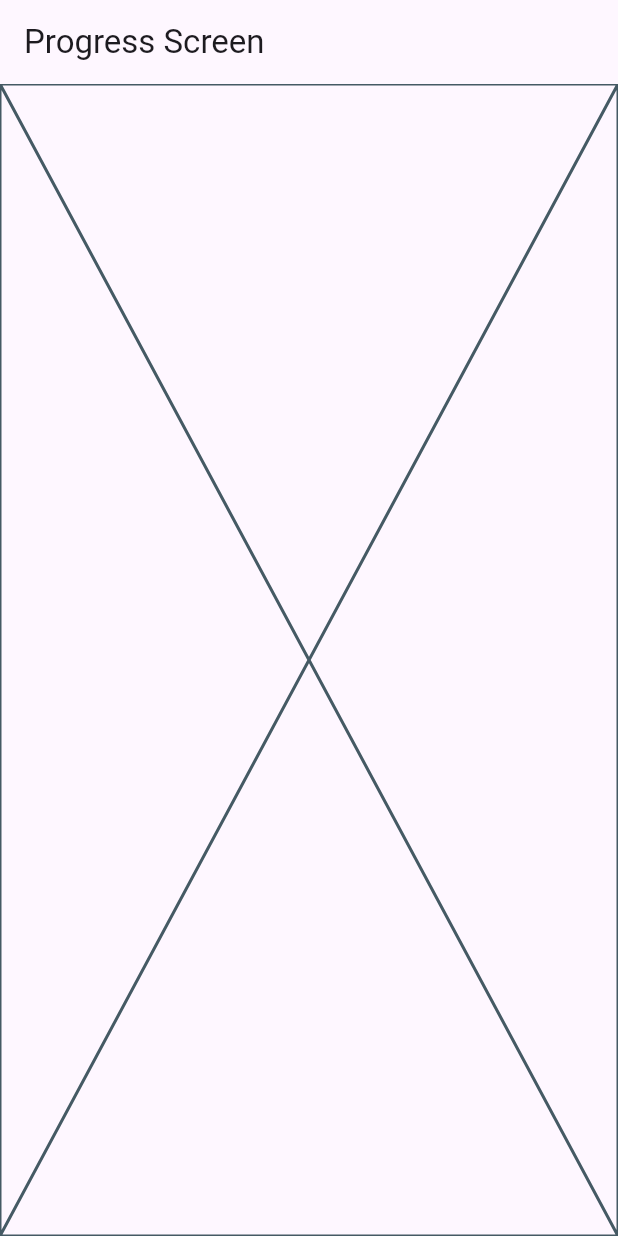
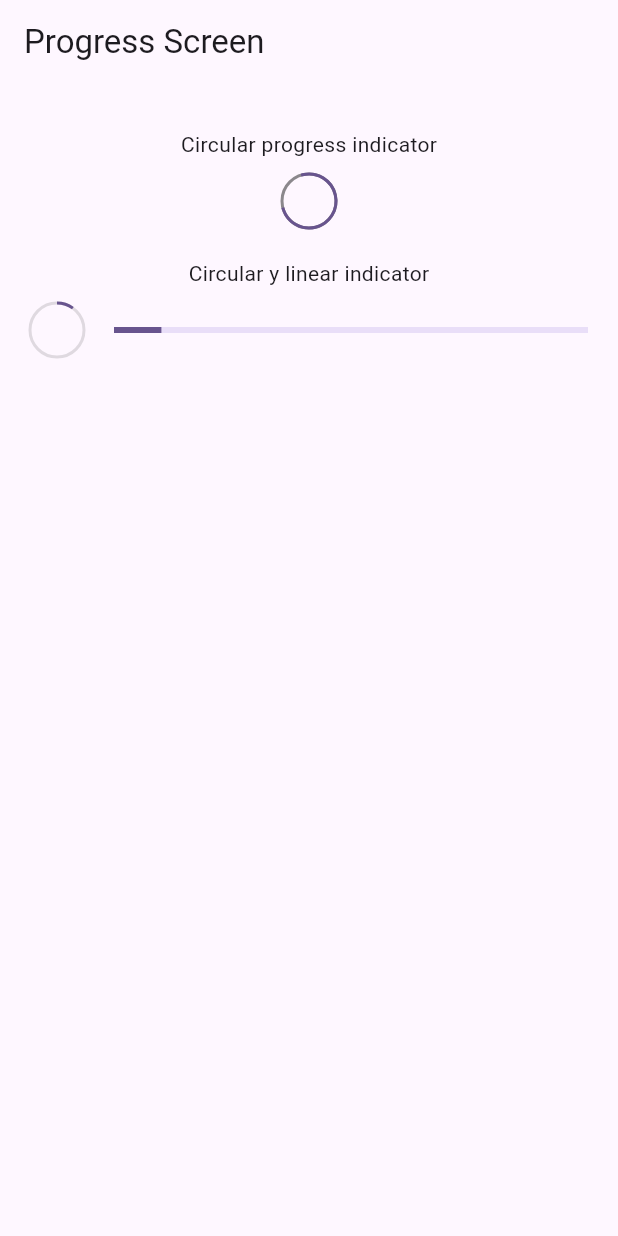
Before and after one commit to Daniriatu/catalogo_widgets, a Flutter app: the ProgressScreen screen opened by its route, on a phone screen of 412 x 824 dp. Run offline on Flutter 3.47's test engine with Material 2 defaults, Android fonts, the phone set to English and light mode, and no system bars; our stand-ins replace go_router.

Commit message:
progressScreen

```diff
--- a/lib/screen/progress/progress_screen.dart
+++ b/lib/screen/progress/progress_screen.dart
@@ -10,7 +10,65 @@ class ProgressScreen extends StatelessWidget {
       appBar: AppBar(
         title: const Text("Progress Screen"),
       ),
-      body: Placeholder(),
+      body: _ProgressView(),
     );
   }
 }
+
+class _ProgressView extends StatelessWidget {
+  const _ProgressView({
+    super.key,
+  });
+
+  @override
+  Widget build(BuildContext context) {
+    return Center(
+        child: Column(
+      children: const [
+        SizedBox(height: 30),
+        Text("Circular progress indicator"),
+        SizedBox(
+          height: 10,
+        ),
+        CircularProgressIndicator(
+          strokeWidth: 2,
+          backgroundColor: Colors.black45,
+        ),
+        SizedBox(height: 20),
+        Text('Circular y linear indicator'),
+        SizedBox(
+          height: 10,
+        ),
+        _ControllerProgressIndicator()
+      ],
+    ));
+  }
+}
+
+class _ControllerProgressIndicator extends StatelessWidget {
+  const _ControllerProgressIndicator();
+
+  @override
+  Widget build(BuildContext context) {
+    return StreamBuilder(
+      stream: Stream.periodic(const Duration(milliseconds: 300), (value) {
+        return (value * 2) / 100;
+      }).takeWhile((value) => value < 100),
+      builder: (context, snapshot) {
+        final progressValorem = snapshot.data ?? 0;
+        return Padding(
+          padding: const EdgeInsets.symmetric(horizontal: 20),
+          child: Row(children: [
+            CircularProgressIndicator(
+              value: progressValorem,
+              strokeWidth: 2,
+              backgroundColor: Colors.black12,
+            ),
+            const SizedBox(width: 20),
+            Expanded(child: LinearProgressIndicator(value: progressValorem))
+          ]),
+        );
+      },
+    );
+  }
+}
```
